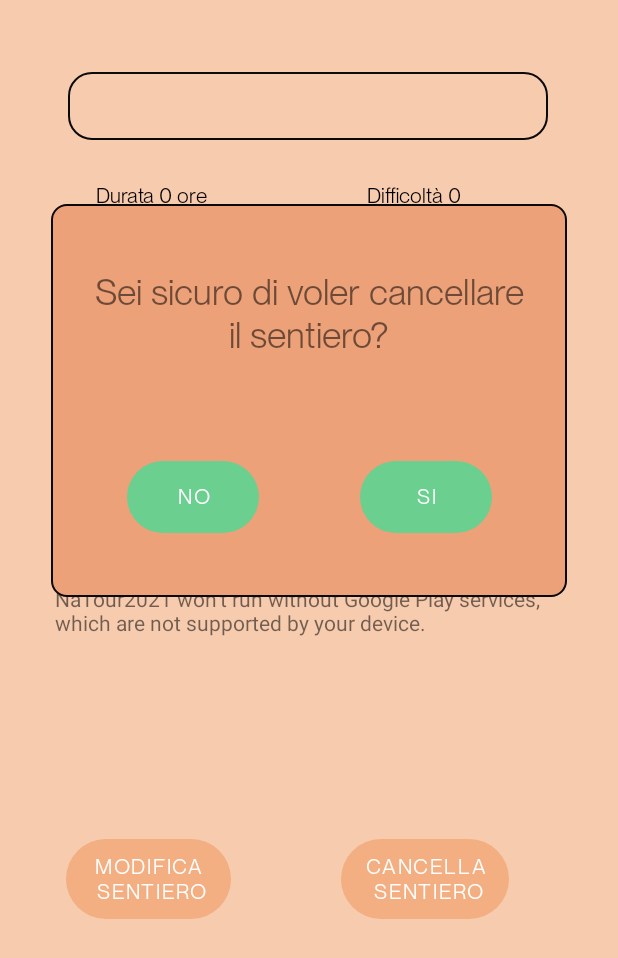
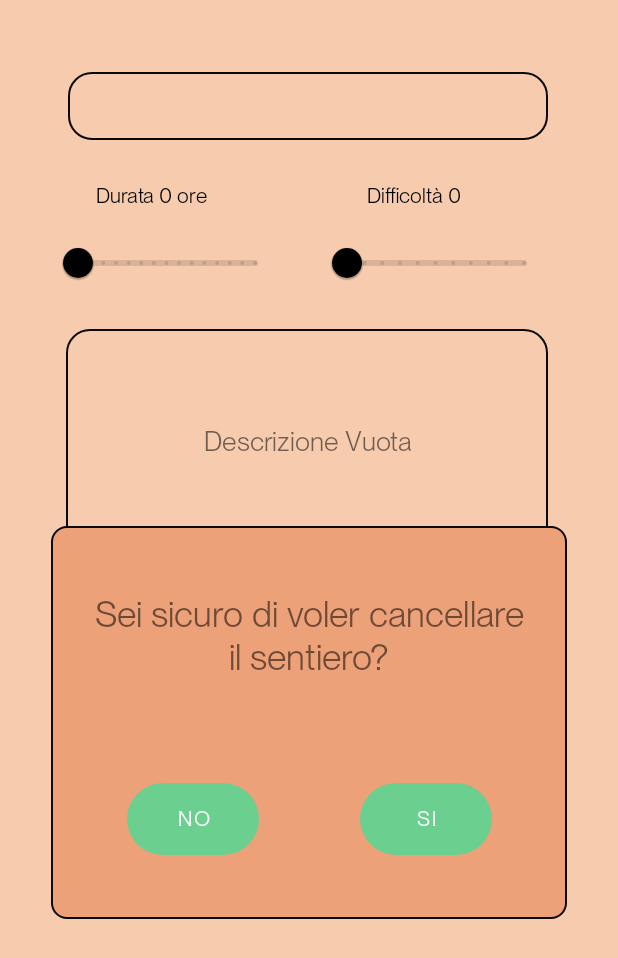
Before and after one commit to AntoDJ/NaTour2021, an Android app: the PersonalDetailView screen opened directly, with no data from a screen before it, after a tap on an icon or button, on a phone screen of 412 x 824 dp. Shown: the top 958 px of the screen. Run offline under Robolectric (Android 15) with nearby library versions, the phone set to English and light mode, and no system bars; libraries missing offline, so code that uses them is left out: com.amplifyframework, com.amplifyframework.auth, com.amplifyframework.core; 1 statement that could not run was skipped.

Commit message:
Modica di alcune activity

```diff
--- a/app/src/main/res/layout/activity_personal_detail_view.xml
+++ b/app/src/main/res/layout/activity_personal_detail_view.xml
@@ -159,12 +159,13 @@
         android:id="@+id/deletePathContainer"
         android:layout_width="344sp"
         android:layout_height="262sp"
-        app:layout_constraintBottom_toTopOf="@+id/UltimaModificaTextView"
+        android:elevation="10sp"
+        app:layout_constraintBottom_toBottomOf="@+id/cancellaSentieroButton"
         app:layout_constraintEnd_toEndOf="parent"
         app:layout_constraintHorizontal_bias="0.5"
         app:layout_constraintStart_toStartOf="parent"
         app:layout_constraintTop_toBottomOf="@+id/namePathPersonalDetailsView"
-        app:layout_constraintVertical_bias="0.166">
+        app:layout_constraintVertical_bias="1.0">
 
     </FrameLayout>
 
```
